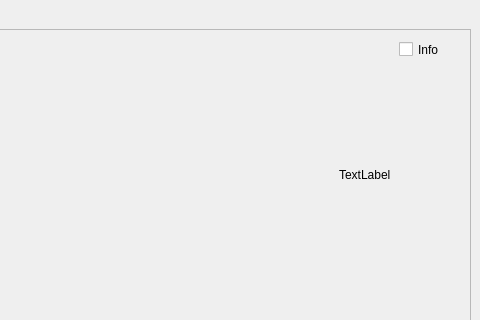
Old version of the form Vattenfall_ws/src/user_interface/user_interface/P5_GUI.ui in the repository jens1906/Robotteknologi-5.-semester; both pictures show x 320 to 800 and y 0 to 320 of the 800 by 480 pixel window.
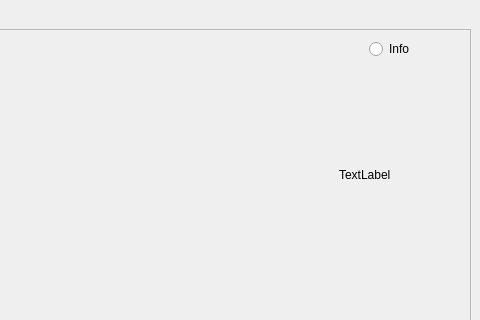
New version of the form. Custom widgets are drawn as their Qt base class.

```diff
--- a/Vattenfall_ws/src/user_interface/user_interface/P5_GUI.ui
+++ b/Vattenfall_ws/src/user_interface/user_interface/P5_GUI.ui
@@ -128,13 +128,13 @@
         </widget>
        </widget>
       </widget>
-      <widget class="QCheckBox" name="checkBox">
+      <widget class="QRadioButton" name="radioButton">
        <property name="geometry">
         <rect>
-         <x>710</x>
-         <y>0</y>
-         <width>71</width>
-         <height>41</height>
+         <x>680</x>
+         <y>10</y>
+         <width>92</width>
+         <height>20</height>
         </rect>
        </property>
        <property name="text">
```
Left out of the diff: 3 changed lines with no effect on the pictures.
